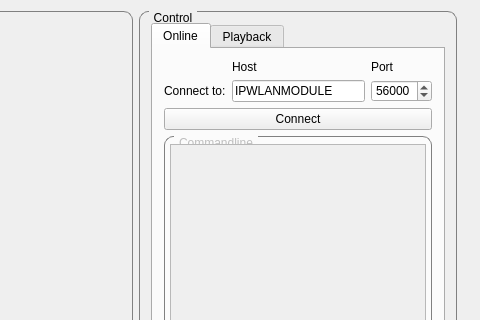
Above: VisInfProc/mainwindow.ui from rottaca/VisInfProcProjectSeminar before the change; both pictures show x 399 to 879 and y 0 to 320 of the 879 by 746 pixel window. Below: the same form after it.
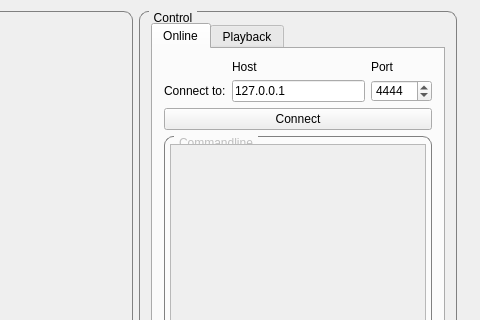
That is the form after the change. Icons and pictures are not drawn. Custom widgets are drawn as their Qt base class.

Patch:
```diff
--- a/VisInfProc/mainwindow.ui
+++ b/VisInfProc/mainwindow.ui
@@ -376,7 +376,7 @@
               <number>65535</number>
              </property>
              <property name="value">
-              <number>56000</number>
+              <number>4444</number>
              </property>
             </widget>
            </item>
@@ -390,7 +390,7 @@
            <item row="1" column="1">
             <widget class="QLineEdit" name="le_host">
              <property name="text">
-              <string>IPWLANMODULE </string>
+              <string>127.0.0.1</string>
              </property>
             </widget>
            </item>
```
